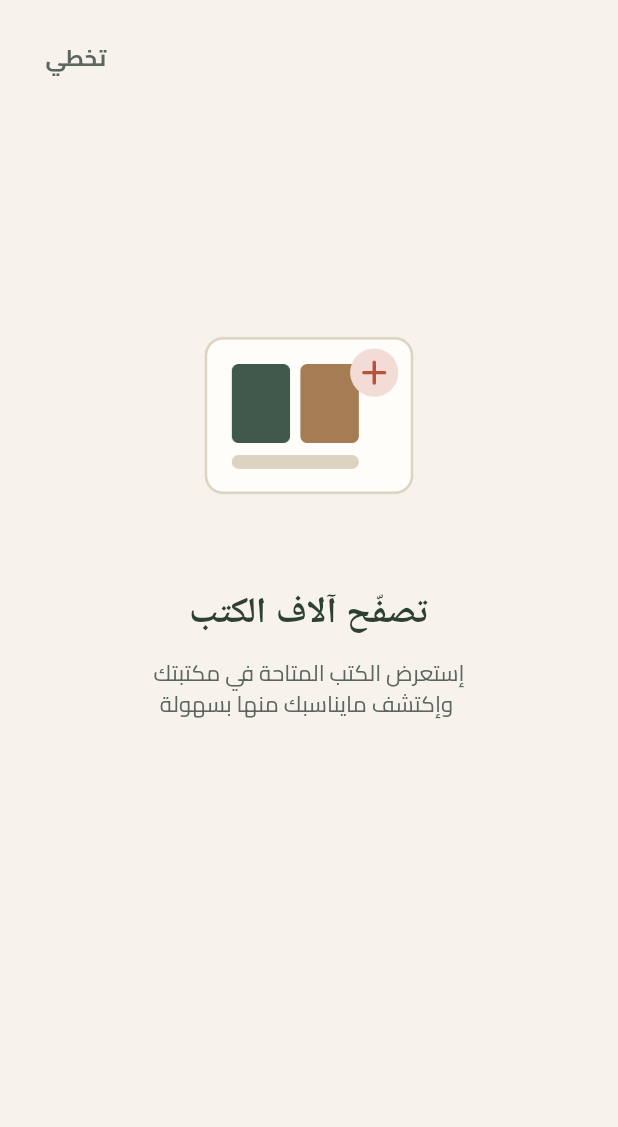
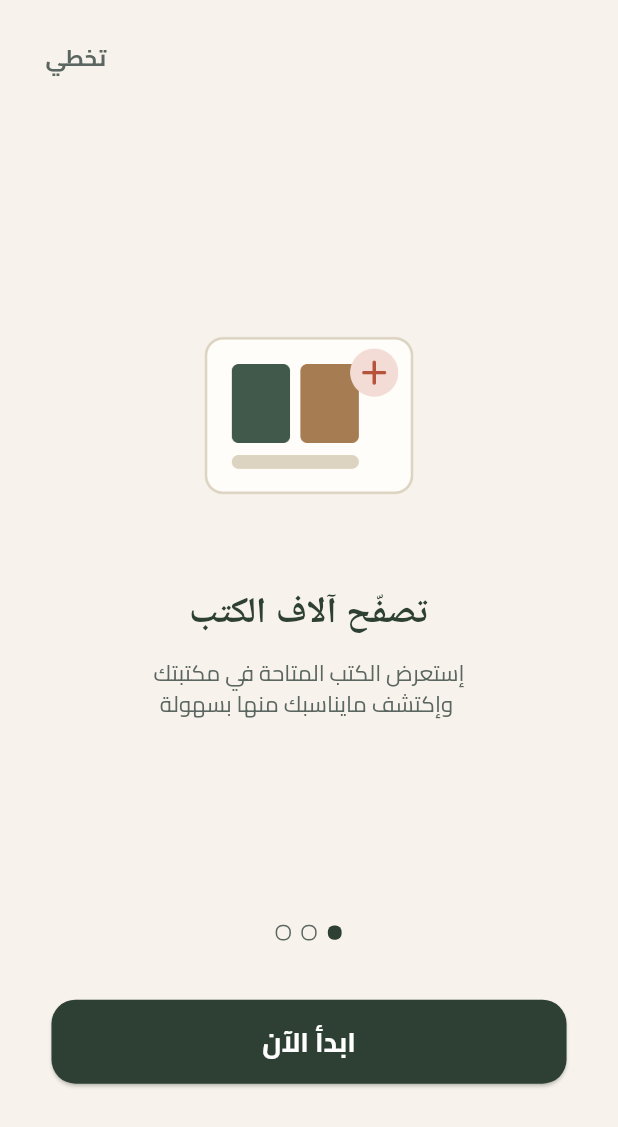
Before and after one commit to Karam-Salama/CLibrary, a Flutter app: the screen it shows after launch, on a phone screen of 412 x 824 dp. Shown: the top 1127 px of the screen. Run offline on Flutter 3.47's test engine with Material 3 defaults, Android fonts, the phone set to English and light mode, and no system bars; drawn by our look-alikes of smooth_page_indicator; our stand-ins replace flutter_screenutil, flutter_svg, go_router, persistent_bottom_nav_bar, shared_preferences.

Commit message:
- added app constants - added app custom btn

```diff
--- a/lib/core/utils/app_contants.dart
+++ b/lib/core/utils/app_contants.dart
@@ -1,3 +1,6 @@
 class AppContants {
   AppContants._();
+  static const kHorizontalPadding = 16.0;
+  static const kHeightBottom = 56.0;
+  static const kRaduisBorder = 16.0;
 }
--- /dev/null
+++ b/lib/core/widgets/custom_btn.dart
@@ -0,0 +1,64 @@
+// ignore_for_file: must_be_immutable
+
+import 'package:flutter/material.dart';
+import 'package:flutter_svg/flutter_svg.dart';
+
+import '../utils/app_colors.dart';
+import '../utils/app_contants.dart';
+
+class CustomButton extends StatelessWidget {
+  CustomButton({
+    super.key,
+    this.backGroundColor,
+    this.borderColor,
+    required this.text,
+    required this.onPressed,
+    required this.style,
+    required this.mainAxisAlignment,
+    this.padding,
+    this.imageIcon,
+  });
+
+  final Color? backGroundColor;
+  final Color? borderColor;
+  final String? text;
+  final VoidCallback? onPressed;
+  final String? imageIcon;
+  TextStyle? style;
+  MainAxisAlignment mainAxisAlignment;
+  double? padding;
+
+  @override
+  Widget build(BuildContext context) {
+    return Padding(
+      padding: EdgeInsets.all(padding ?? 0),
+      child: SizedBox(
+        width: double.infinity,
+        height: AppContants.kHeightBottom,
+        child: ElevatedButton(
+          onPressed: onPressed,
+          style: ElevatedButton.styleFrom(
+            backgroundColor: backGroundColor ?? AppColors.primaryColor,
+            shape: RoundedRectangleBorder(
+              borderRadius: BorderRadius.circular(AppContants.kRaduisBorder),
+              side: BorderSide(color: borderColor ?? Colors.transparent),
+            ),
+          ),
+          child: Row(
+            mainAxisAlignment: mainAxisAlignment,
+            children: [
+              if (imageIcon != null) ...[
+                SvgPicture.asset(imageIcon!),
+                const SizedBox(width: 53),
+              ],
+              Text(
+                text!,
+                style: style,
+              ),
+            ],
+          ),
+        ),
+      ),
+    );
+  }
+}
--- a/lib/features/onboarding/presentation/widgets/custom_page_view_item.dart
+++ b/lib/features/onboarding/presentation/widgets/custom_page_view_item.dart
@@ -1,10 +1,13 @@
 import 'package:flutter/material.dart';
 import 'package:flutter_screenutil/flutter_screenutil.dart';
+import 'package:smooth_page_indicator/smooth_page_indicator.dart';
 
 import '../../../../core/utils/app_assets.dart';
 import '../../../../core/utils/app_colors.dart';
+import '../../../../core/utils/app_contants.dart';
 import '../../../../core/utils/app_strings.dart';
 import '../../../../core/utils/app_text_style.dart';
+import '../../../../core/widgets/custom_btn.dart';
 
 class CustomPageViewItem extends StatelessWidget {
   const CustomPageViewItem({super.key});
@@ -36,6 +39,32 @@ class CustomPageViewItem extends StatelessWidget {
             ),
             textAlign: TextAlign.center,
           ),
+          SizedBox(height: 115.0.h),
+          SmoothPageIndicator(
+            controller: PageController(),
+            count: 3,
+            axisDirection: Axis.horizontal,
+            effect: SlideEffect(
+              radius: 4.0,
+              paintStyle: PaintingStyle.stroke,
+              strokeWidth: 1,
+              dotWidth: 8.0.w,
+              dotHeight: 8.0.h,
+              dotColor: AppColors.skipColor,
+              activeDotColor: AppColors.primaryColor,
+            ),
+          ),
+          SizedBox(height: 20.0.h),
+          CustomButton(
+            padding: AppContants.kHorizontalPadding,
+            text: AppStrings.start,
+            mainAxisAlignment: MainAxisAlignment.center,
+            onPressed: () {},
+            style: AppTextStyles.cairo700whiteColor13.copyWith(
+              color: AppColors.white,
+              fontSize: 16.sp,
+            ),
+          )
         ],
       ),
     );
--- a/pubspec.yaml
+++ b/pubspec.yaml
@@ -16,7 +16,8 @@ dependencies:
   flutter_svg: ^2.0.9
   # a package for adaptive and responsive screen design in Flutter
   flutter_screenutil: ^5.9.3
-
+  # a dependency to make Customizable animated page indicator with a set of built-in effects.
+  smooth_page_indicator: ^1.2.1
   # a dependency to manage navigation and routing in Flutter applications
   go_router: ^15.1.2
   # a dependency for bottom navigation bar with persistent state in Flutter applications
```
Also changed, not shown: pubspec.lock.
